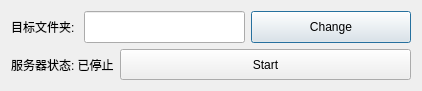
Old version of the form Console/UI/FileServerUI.ui in the repository misakano7545/PYCM.
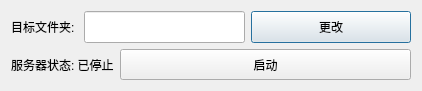
New version of the form. Icons and pictures are not drawn.

```diff
--- a/Console/UI/FileServerUI.ui
+++ b/Console/UI/FileServerUI.ui
@@ -64,7 +64,7 @@
         </sizepolicy>
        </property>
        <property name="text">
-        <string>Change</string>
+        <string>更改</string>
        </property>
       </widget>
      </item>
@@ -88,7 +88,7 @@
         </sizepolicy>
        </property>
        <property name="text">
-        <string>Start</string>
+        <string>启动</string>
        </property>
       </widget>
      </item>
```
